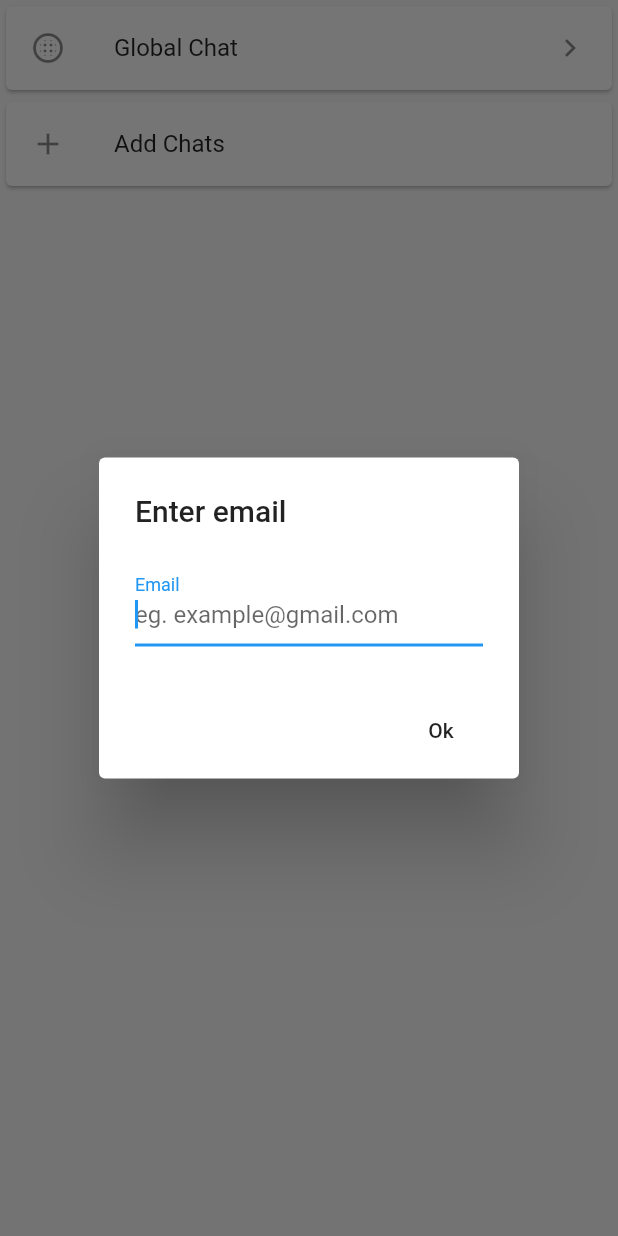
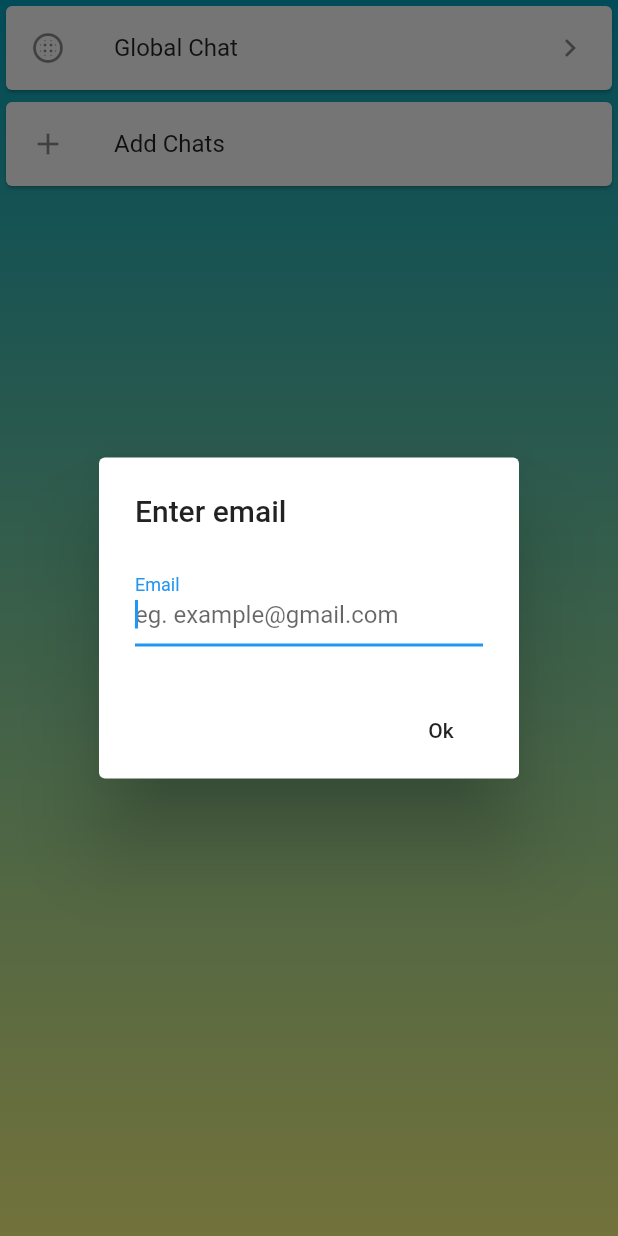
Before and after one commit to PrasannS/katy_mental_health, a Flutter app: the CommunityPage screen opened directly, after a tap on "Add Chats", on a phone screen of 412 x 824 dp. Run offline on Flutter 3.47's test engine with Material 2 defaults, Android fonts, the phone set to English and light mode, and no system bars; our stand-ins replace cloud_firestore, firebase_auth, fl_chart, sqflite, table_calendar; missing offline and left inert: flutter_circular_slider, link; accounts and stored records are empty.

Commit message:
fixed calendar + gradient for community

```diff
--- a/lib/Pages/answer_page.dart
+++ b/lib/Pages/answer_page.dart
@@ -35,7 +35,7 @@ class _AnswerPageState extends State<AnswerPage> {
   int currentQuestion = 0;
   int endTime;
   int qODID = 0;
-  int selectedOpt = 0;
+  int selectedOpt = 1;
   Entry e = new Entry();
 
   List<int> ends = [0,0,0,254,254,254,254,254,254,254];
--- a/lib/Pages/community_page.dart
+++ b/lib/Pages/community_page.dart
@@ -58,13 +58,27 @@ class _CommunityPageState extends State<CommunityPage> {
     // fast, so that you can just rebuild anything that needs updating rather
     // than having to individually change instances of widgets.
     return Scaffold(
-      body: Center(
+        body: Container(
+        decoration: BoxDecoration(
+        // Box decoration takes a gradient
+        gradient: LinearGradient(
+        begin: Alignment.topCenter,
+        end: Alignment.bottomCenter,
+        colors: <Color>[
+        new Color(0xff04a5c1),
+        new Color(0xfff9f981)
+        ],
+        ),
+        ),
+
+      child: Center(
         // Center is a layout widget. It takes a single child and positions it
         // in the middle of the parent.
         child: new Column(
           children:chats,
         )
       ), // This trailing comma makes auto-formatting nicer for build methods.
+      ),
     );
   }
 
--- a/lib/Pages/home_page.dart
+++ b/lib/Pages/home_page.dart
@@ -63,6 +63,7 @@ class _MyHomePageState extends State<MyHomePage> with SingleTickerProviderStateM
         controller: _tabController,
         children: _tabList,
       ),
+      /*
       floatingActionButtonLocation: FloatingActionButtonLocation.endFloat,
       floatingActionButton: FloatingActionButton(
         onPressed: () {
@@ -74,7 +75,7 @@ class _MyHomePageState extends State<MyHomePage> with SingleTickerProviderStateM
         tooltip: 'Increment',
         child: Icon(Icons.add),
         elevation: 2.0,
-      ),
+      ),*/
       bottomNavigationBar: BottomNavigationBar(
         unselectedItemColor: Colors.redAccent,
         selectedItemColor: Colors.blue,
--- a/lib/Pages/more_page.dart
+++ b/lib/Pages/more_page.dart
@@ -48,7 +48,6 @@ class _MorePageState extends State<MorePage> {
                         _launchURL();
                       },
                     ),
-
 
                   ListTile(
                       leading: Icon(Icons.tv),
```
Also changed, not shown: lib/Pages/calendar_page.dart (+47 -6 lines).
